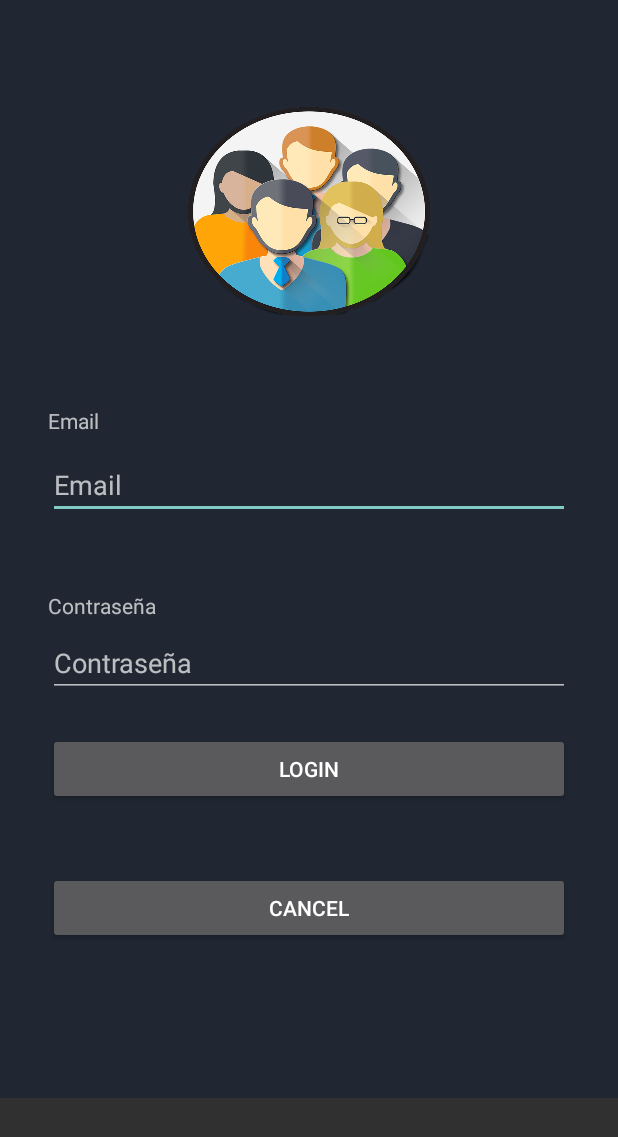
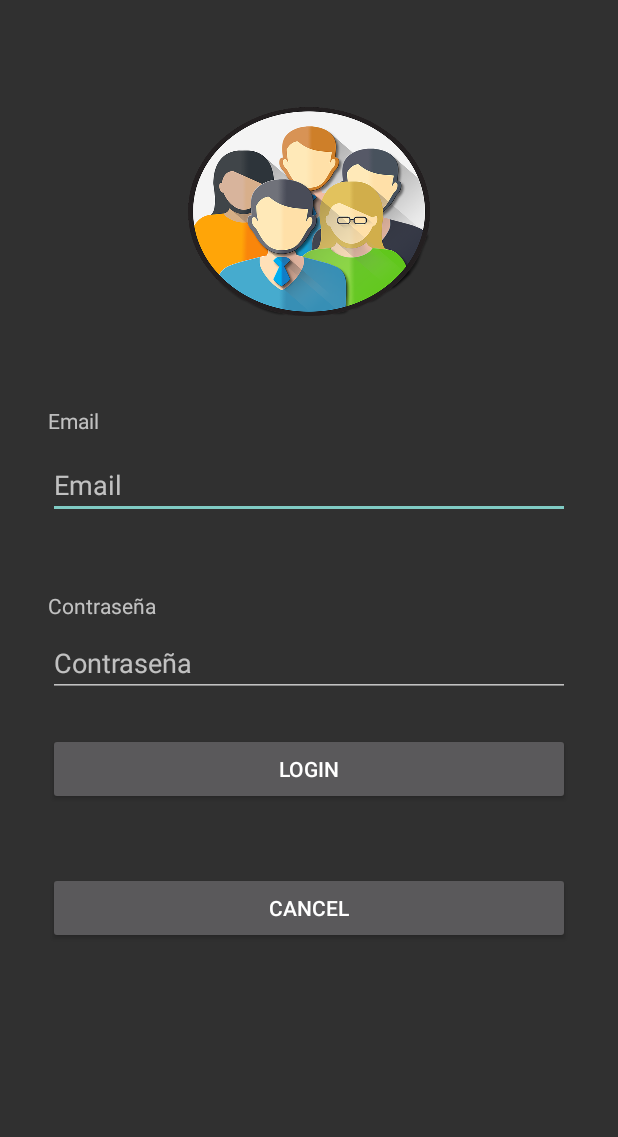
Before and after one commit to felipetoro04/AppSemestralV1, an Android app: the Login screen opened directly, with no data from a screen before it, on a phone screen of 412 x 824 dp. Shown: the top 1137 px of the screen. Run offline under Robolectric (Android 15) with nearby library versions, the phone set to English and light mode, and no system bars.

Commit message:
Commit Prueba

```diff
--- a/app/src/main/res/layout/activity_login.xml
+++ b/app/src/main/res/layout/activity_login.xml
@@ -4,9 +4,9 @@
     xmlns:tools="http://schemas.android.com/tools"
     android:layout_width="match_parent"
     android:layout_height="wrap_content"
-    tools:context=".Login"
-    android:background="#202732">
+    tools:context=".Login">
 //Este boton de cancelar Login
+    //Este no es el boton de cancelar Login , Ariel se equivoco
     <Button
         android:id="@+id/CancelLoginButton"
         android:layout_width="match_parent"
@@ -37,9 +37,7 @@
         app:layout_constraintBottom_toBottomOf="parent"
         app:layout_constraintEnd_toEndOf="parent"
         app:layout_constraintStart_toStartOf="parent"
-        app:layout_constraintTop_toTopOf="parent"
-        />
-
+        app:layout_constraintTop_toTopOf="parent" />
 
 
     <EditText
```
